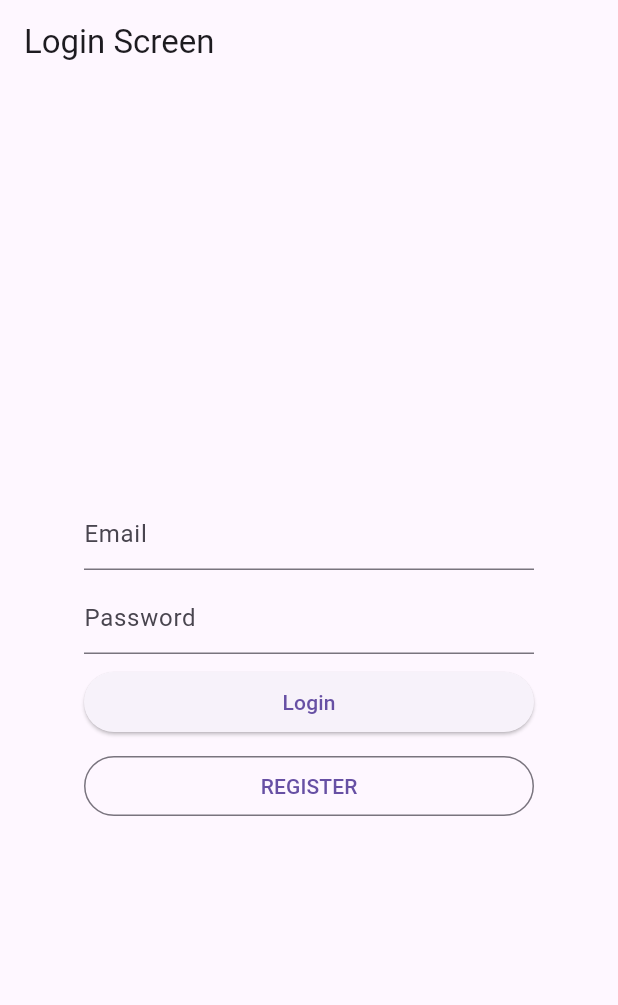
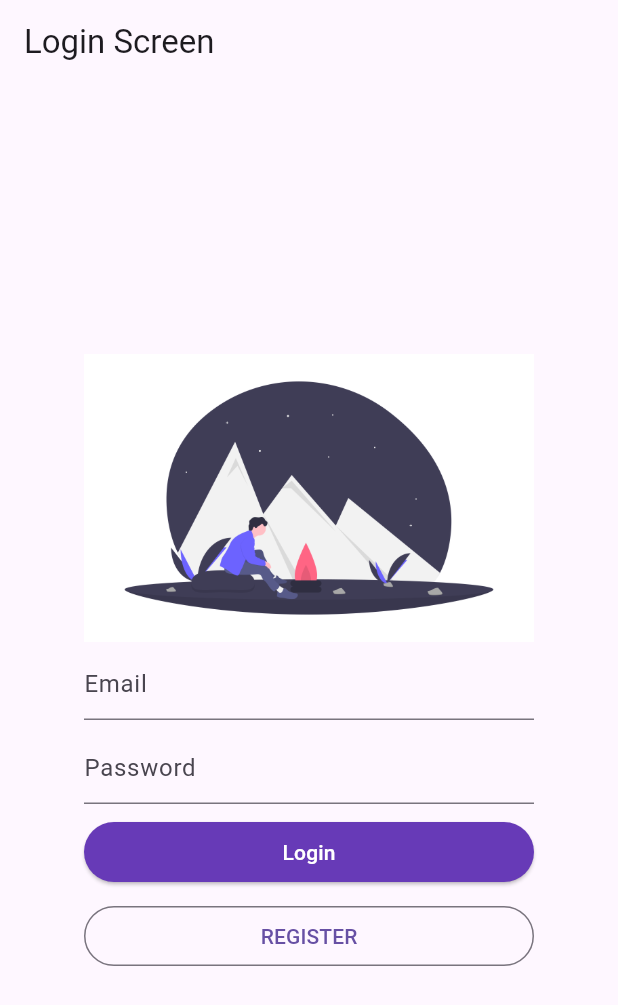
Before and after one commit to mikleo04/flutter-story-app, a Flutter app: the screen it shows after launch, on a phone screen of 412 x 824 dp. Shown: the top 1005 px of the screen. Run offline on Flutter 3.47's test engine with Material 3 defaults, Android fonts, the phone set to English and light mode, and no system bars; our stand-ins replace flutter_image_compress, go_router, image_picker, shared_preferences.

Commit message:
[FEATURE] clean the code

```diff
--- a/lib/main.dart
+++ b/lib/main.dart
@@ -1,7 +1,6 @@
 import 'package:flutter/material.dart';
 import 'package:provider/provider.dart';
 import 'package:story_app/db/api_service.dart';
-import 'package:story_app/db/auth_repository.dart';
 import 'package:story_app/provider/add_story_provider.dart';
 import 'package:story_app/provider/auth_provider.dart';
 import 'package:story_app/provider/detail_story_provider.dart';
@@ -26,8 +25,8 @@ class _MainAppState extends State<MainApp> {
   @override
   void initState() {
     super.initState();
-    final authRepository = AuthRepository();
-    authProvider = AuthProvider(authRepository);
+    final apiService = ApiService(http.Client());
+    authProvider = AuthProvider(apiService);
   }
 
   @override
--- a/lib/provider/add_story_provider.dart
+++ b/lib/provider/add_story_provider.dart
@@ -1,6 +1,5 @@
 import 'package:flutter/foundation.dart';
 import 'package:flutter_image_compress/flutter_image_compress.dart';
-import 'package:image_picker/image_picker.dart';
 import 'package:story_app/db/api_service.dart';
 
 class AddStoryProvider extends ChangeNotifier {
--- a/lib/provider/auth_provider.dart
+++ b/lib/provider/auth_provider.dart
@@ -1,13 +1,13 @@
 import 'package:flutter/material.dart';
 import 'package:shared_preferences/shared_preferences.dart';
-import 'package:story_app/db/auth_repository.dart';
+import 'package:story_app/db/api_service.dart';
 import 'package:story_app/model/login_response.dart';
 import 'package:story_app/model/user.dart';
 
 class AuthProvider extends ChangeNotifier {
-  final AuthRepository authRepository;
+  final ApiService apiService;
 
-  AuthProvider(this.authRepository);
+  AuthProvider(this.apiService);
 
   bool isLoadingLogin = false;
   bool isLoadingLogout = false;
@@ -18,15 +18,10 @@ class AuthProvider extends ChangeNotifier {
     isLoadingLogin = true;
     notifyListeners();
 
-    // final userState = await authRepository.getUser();
-    // if (user == userState) {
-    final userState = await authRepository.login(user);
-    // }
-    // isLoggedIn = await authRepository.isLoggedIn();
+    final userState = await apiService.login(user);
 
     SharedPreferences pref = await SharedPreferences.getInstance();
     final token = userState.loginResult.token;
-    print('that is the token :  $token');
     await pref.setString('token', token);
 
     isLoadingLogin = false;
@@ -48,22 +43,11 @@ class AuthProvider extends ChangeNotifier {
     return status;
   }
 
-  Future<bool> saveUser(User user) async {
-    isLoadingRegister = true;
-    notifyListeners();
-
-    final userState = await authRepository.saveUser(user);
-
-    isLoadingRegister = false;
-    notifyListeners();
-    return userState;
-  }
-
   Future<bool> registerUser(User user) async {
     isLoadingRegister = true;
     notifyListeners();
 
-    final userState = await authRepository.register(user);
+    final userState = await apiService.register(user);
 
     isLoadingRegister = false;
     notifyListeners();
--- a/lib/provider/detail_story_provider.dart
+++ b/lib/provider/detail_story_provider.dart
@@ -33,7 +33,6 @@ class DetailStoryProvider extends ChangeNotifier {
     } catch (e) {
       _state = ResultState.error;
       notifyListeners();
-      print(e);
       return _message = 'Error --> $e';
     }
   }
--- a/lib/screen/detail_story_screen.dart
+++ b/lib/screen/detail_story_screen.dart
@@ -1,6 +1,4 @@
-import 'package:flutter/cupertino.dart';
 import 'package:flutter/material.dart';
-import 'package:flutter/widgets.dart';
 import 'package:provider/provider.dart';
 import 'package:http/http.dart' as http;
 import 'package:story_app/constant/result_state.dart';
--- a/lib/screen/login_screen.dart
+++ b/lib/screen/login_screen.dart
@@ -32,8 +32,10 @@ class _LoginScreenState extends State<LoginScreen> {
     return Scaffold(
       appBar: AppBar(
         title: const Text("Login Screen"),
+        automaticallyImplyLeading: false,
       ),
       body: Center(
+        child: SingleChildScrollView(
           child: ConstrainedBox(
             constraints: const BoxConstraints(maxWidth: 300),
             child: Form(
@@ -42,6 +44,11 @@ class _LoginScreenState extends State<LoginScreen> {
                 mainAxisAlignment: MainAxisAlignment.center,
                 crossAxisAlignment: CrossAxisAlignment.stretch,
                 children: [
+                  Image.asset(
+                    'assets/login_story_app.png',
+                    width: 200,
+                    height: 200,
+                  ),
                   TextFormField(
                     controller: emailController,
                     validator: (value) {
@@ -92,14 +99,14 @@ class _LoginScreenState extends State<LoginScreen> {
                                 scaffoldMessenger.showSnackBar(
                                   const SnackBar(
                                       content: Text(
-                                    "Your email or password is invalid"
-                                  )
-                                ),
+                                          "Your email or password is invalid")),
                                 );
                               }
                             }
                           },
-                        child: const Text("Login"),
+                          style: ButtonStyle(
+                              backgroundColor: MaterialStateProperty.all<Color>(Colors.deepPurple)),
+                          child: const Text("Login", style: TextStyle(color: Colors.white)),
                         ),
                   const SizedBox(
                     height: 8,
@@ -112,6 +119,7 @@ class _LoginScreenState extends State<LoginScreen> {
             ),
           ),
         ),
+      ),
     );
   }
 }
--- a/lib/screen/register_screen.dart
+++ b/lib/screen/register_screen.dart
@@ -104,7 +104,10 @@ class _RegisterScreenState extends State<RegisterScreen> {
                             }
                           }
                         },
-                        child: const Text("REGISTER"),
+                        style: ButtonStyle(
+                            backgroundColor: MaterialStateProperty.all<Color>(
+                                Colors.deepPurple)),
+                        child: const Text("REGISTER", style: TextStyle(color: Colors.white),),
                       ),
                 const SizedBox(
                   height: 8,
--- a/lib/screen/splash_screen.dart
+++ b/lib/screen/splash_screen.dart
@@ -33,7 +33,7 @@ class _SplashScreenState extends State<SplashScreen> {
   @override
   Widget build(BuildContext context) {
     return Scaffold(
-      backgroundColor: Colors.blue,
+      backgroundColor: Colors.deepPurple,
       body: Center(
         child: Column(
           mainAxisAlignment: MainAxisAlignment.center,
```
Also changed, not shown: lib/cache/login_preferences.dart (deleted, +0 -16 lines), lib/db/api_service.dart (+55 -2 lines), lib/db/auth_repository.dart (deleted, +0 -110 lines), lib/screen/add_story_screen.dart (+9 -3 lines), assets/login_story_app.png (added). Lines whose indentation alone changed are shown as unchanged.
